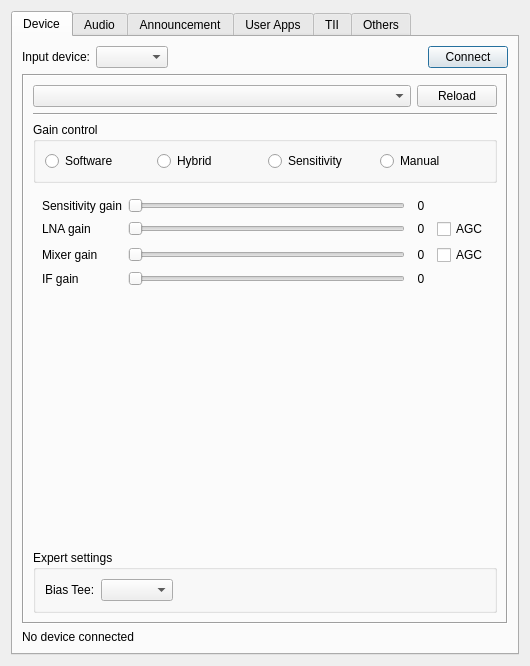
This is gui/setupdialog.ui in KejPi/AbracaDABra as Qt 5 draws it before an edit. The edited form follows.
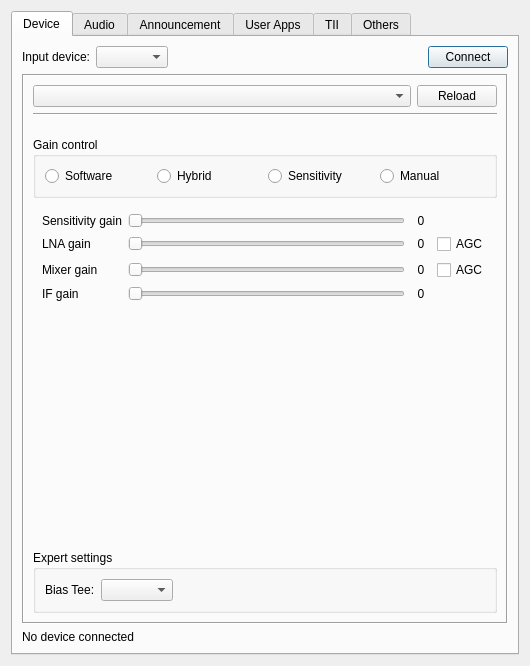
This is the edited form. The open tabs and pages were chosen to show the change. Custom widgets are drawn as their Qt base class.

Commit message: feat: Serial number show with connected device information, connected Airspy device shown

Diff of the .ui file:
```diff
--- a/gui/setupdialog.ui
+++ b/gui/setupdialog.ui
@@ -73,7 +73,7 @@
           <enum>QFrame::Shadow::Sunken</enum>
          </property>
          <property name="currentIndex">
-          <number>0</number>
+          <number>3</number>
          </property>
          <widget class="QWidget" name="rtlsdrPage">
           <layout class="QGridLayout" name="gridLayout_14">
@@ -770,6 +770,21 @@
             </widget>
            </item>
            <item row="2" column="0" colspan="2">
+            <widget class="QWidget" name="airspyInfoWidget" native="true">
+             <layout class="QGridLayout" name="airspyInfoWidgetLayout">
+              <property name="leftMargin">
+               <number>6</number>
+              </property>
+              <property name="topMargin">
+               <number>0</number>
+              </property>
+              <property name="rightMargin">
+               <number>6</number>
+              </property>
+             </layout>
+            </widget>
+           </item>
+           <item row="3" column="0" colspan="2">
             <widget class="QGroupBox" name="airspyGainModeGroup">
              <property name="title">
               <string>Gain control</string>
@@ -818,7 +833,7 @@
              </layout>
             </widget>
            </item>
-           <item row="3" column="0" colspan="2">
+           <item row="4" column="0" colspan="2">
             <widget class="QWidget" name="airspyGainWidget" native="true">
              <layout class="QGridLayout" name="gridLayout_5">
               <item row="5" column="2">
@@ -958,7 +973,7 @@
              </layout>
             </widget>
            </item>
-           <item row="4" column="0">
+           <item row="5" column="0">
             <spacer name="verticalSpacer_3">
              <property name="orientation">
               <enum>Qt::Orientation::Vertical</enum>
@@ -974,7 +989,7 @@
              </property>
             </spacer>
            </item>
-           <item row="5" column="0" colspan="2">
+           <item row="6" column="0" colspan="2">
             <widget class="QGroupBox" name="airspyExpertGroup">
              <property name="title">
               <string>Expert settings</string>
```
The commit also changes 5 other files.
